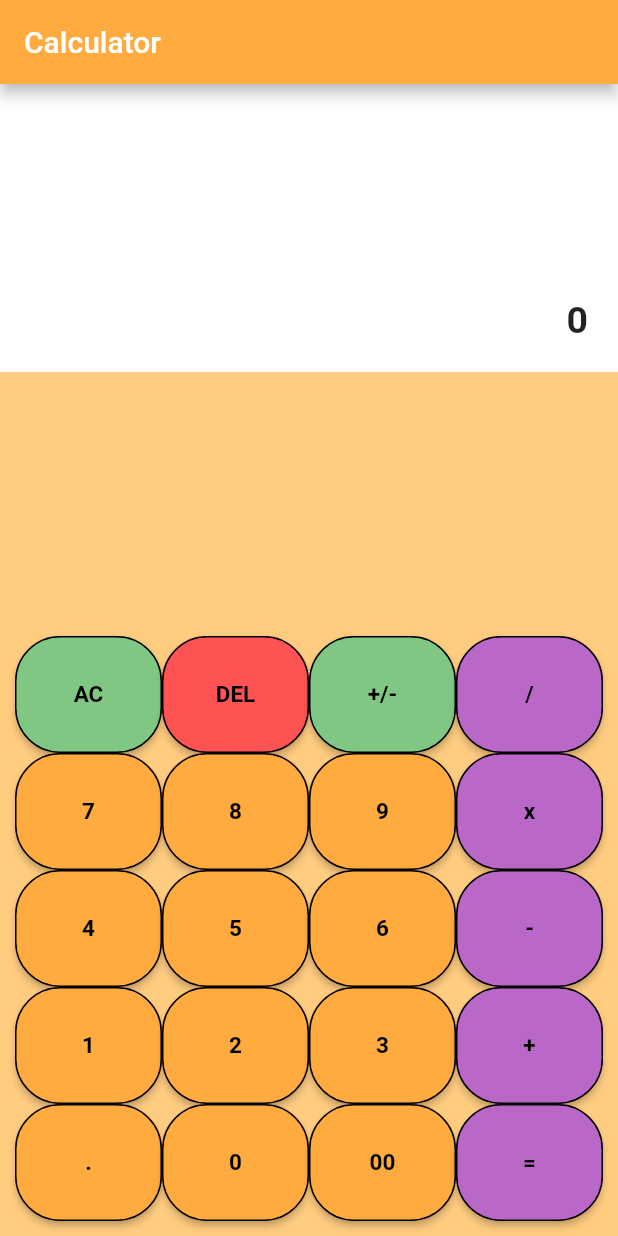
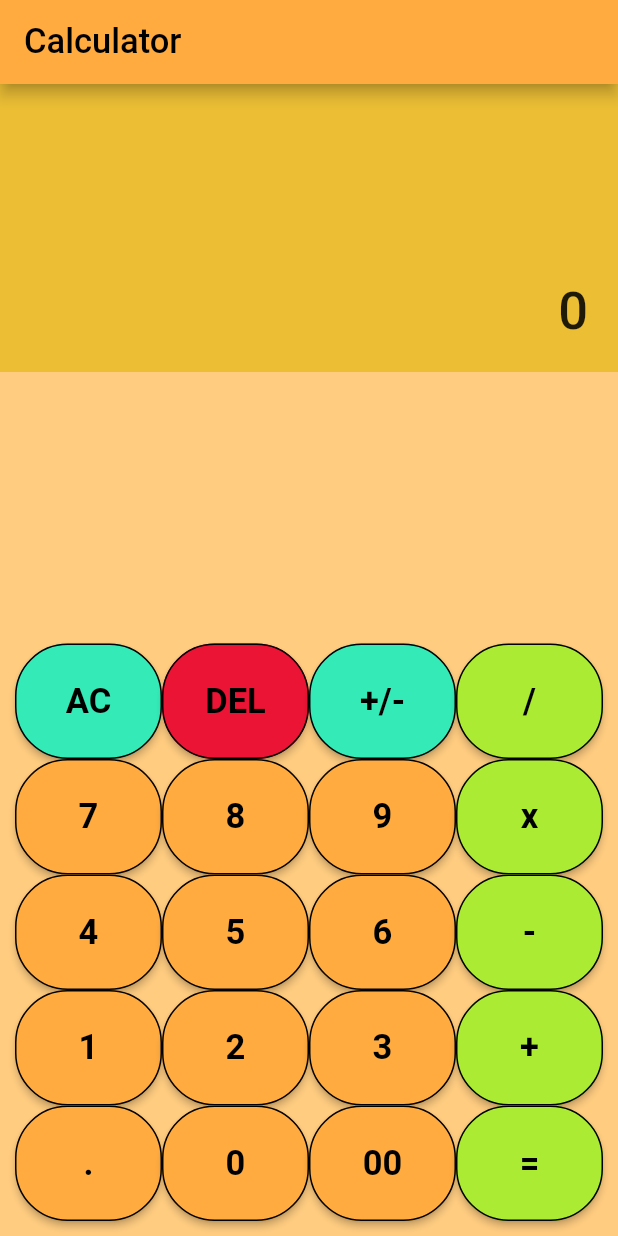
Before and after one commit to kamalgodar/Flutter0, a Flutter app: the screen it shows after launch, on a phone screen of 412 x 824 dp. Run offline on Flutter 3.47's test engine with Material 2 defaults, Android fonts, the phone set to English and light mode, and no system bars.

Commit message:
all done

```diff
--- a/lib/main.dart
+++ b/lib/main.dart
@@ -1,5 +1,3 @@
-// import 'dart:ffi';
-
 import 'package:flutter/material.dart';
 
 void main() {
@@ -12,7 +10,6 @@ class MyApp extends StatelessWidget {
     return MaterialApp(
         debugShowCheckedModeBanner: false,
         home: Material(
-            //color: Colors.orangeAccent,
             child: Home()));
   }
 }
@@ -97,20 +94,19 @@ class _HomeState extends State<Home> {
 
   Widget buildbutton(String text, Color color) {
     return Expanded(
-      child: MaterialButton(
+      child: RaisedButton(
           child: Text(text,
               style: TextStyle(
                   color: Colors.black,
-                  fontSize: 15,
+                  fontSize: 23,
                   fontWeight: FontWeight.bold)),
           color: color,
-          splashColor: Colors.purple,
-          highlightColor: Colors.red,
-          hoverColor: Colors.green,
+          splashColor: Colors.white,
           shape: RoundedRectangleBorder(
-              borderRadius: BorderRadius.circular(30),
+              borderRadius: BorderRadius.circular(35),
               side: BorderSide(color: Colors.black)),
-          padding: EdgeInsets.symmetric(horizontal: 20, vertical: 30),
+          //shape: CircleBorder(),
+          padding: EdgeInsets.symmetric(horizontal: 20, vertical: 25),
           onPressed: () => buttonPressed(text)),
     );
   }
@@ -120,16 +116,16 @@ class _HomeState extends State<Home> {
     return Scaffold(
         backgroundColor: Colors.orange[200],
         appBar: AppBar(
-          title: Text('Calculator'),
+          title: Text('Calculator',style: TextStyle(color: Colors.black,fontSize: 23),),
           backgroundColor: Colors.orangeAccent,
         ),
         body: Column(children: <Widget>[
           Expanded(
             child: Container(
-                color: Colors.white,
+                color: Color.fromRGBO(235, 190, 52, 100),
                 padding: EdgeInsets.all(20),
                 alignment: Alignment.bottomRight,
-                child: Text(output,style: TextStyle(fontSize: 25, fontWeight: FontWeight.bold)))
+                child: Text(output,style: TextStyle(fontSize: 35, fontWeight: FontWeight.w500)))
                 ),
 
           Expanded(
@@ -142,34 +138,34 @@ class _HomeState extends State<Home> {
                   mainAxisAlignment: MainAxisAlignment.end,
                   children: <Widget>[
                     Row(children: <Widget>[
-                      buildbutton("AC", Colors.green[300]),
-                      buildbutton("DEL", Colors.redAccent),
-                      buildbutton("+/-", Colors.green[300]),
-                      buildbutton("/", Colors.purple[300]),
+                      buildbutton("AC", Color.fromRGBO(52, 235, 183, 100)),
+                      buildbutton("DEL", Color.fromRGBO(235, 20, 52, 100)),
+                      buildbutton("+/-", Color.fromRGBO(52, 235, 183, 100)),
+                      buildbutton("/", Color.fromRGBO(171, 235, 52, 100)),
                     ]),
                     Row(children: <Widget>[
                       buildbutton("7", Colors.orangeAccent),
                       buildbutton("8", Colors.orangeAccent),
                       buildbutton("9", Colors.orangeAccent),
-                      buildbutton("x", Colors.purple[300]),
+                      buildbutton("x", Color.fromRGBO(171, 235, 52, 100)),
                     ]),
                     Row(children: <Widget>[
                       buildbutton("4", Colors.orangeAccent),
                       buildbutton("5", Colors.orangeAccent),
                       buildbutton("6", Colors.orangeAccent),
-                      buildbutton("-", Colors.purple[300]),
+                      buildbutton("-", Color.fromRGBO(171, 235, 52, 100)),
                     ]),
                     Row(children: <Widget>[
                       buildbutton("1", Colors.orangeAccent),
                       buildbutton("2", Colors.orangeAccent),
                       buildbutton("3", Colors.orangeAccent),
-                      buildbutton("+", Colors.purple[300]),
+                      buildbutton("+", Color.fromRGBO(171, 235, 52, 100)),
                     ]),
                     Row(children: <Widget>[
                       buildbutton(".", Colors.orangeAccent),
                       buildbutton("0", Colors.orangeAccent),
                       buildbutton("00", Colors.orangeAccent),
-                      buildbutton("=", Colors.purple[300]),
+                      buildbutton("=", Color.fromRGBO(171, 235, 52, 100)),
                     ]),
                   ],
                 )),
```
